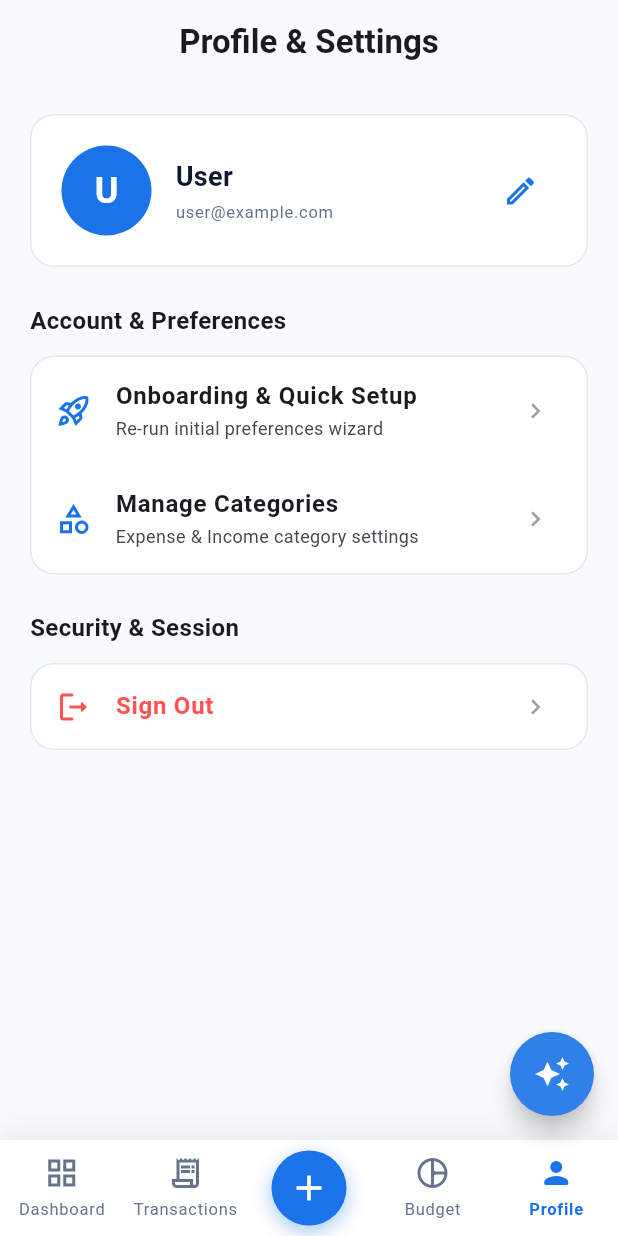
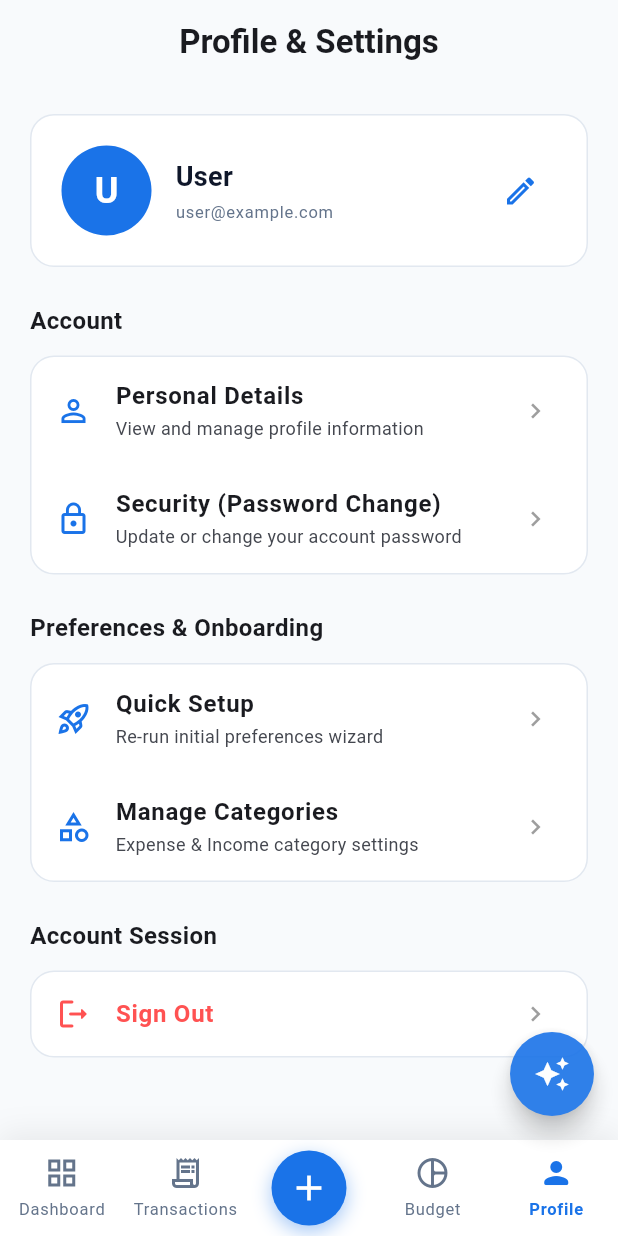
Before and after one commit to wenPen20/Mobile-App-Fintrack-G7, a Flutter app: the ProfileScreen screen opened by its route, on a phone screen of 412 x 824 dp. Run offline on Flutter 3.47's test engine with Material 3 defaults, Android fonts, the phone set to English and light mode, and no system bars; our stand-ins replace device_preview, fl_chart, flutter_riverpod, go_router; network calls fail.

Commit message:
style(profile): add Account section placeholders and update section labels

```diff
--- a/fintrack-mobile/lib/features/profile/screens/profile_screen.dart
+++ b/fintrack-mobile/lib/features/profile/screens/profile_screen.dart
@@ -130,13 +130,41 @@ class ProfileScreen extends ConsumerWidget {
             ),
             const SizedBox(height: 24),
 
-            // Account & Preferences Section
+            // Account Section (Prepared for clickable options)
             _SettingsSection(
-              title: 'Account & Preferences',
+              title: 'Account',
+              children: [
+                _SettingsTile(
+                  icon: Icons.person_outline,
+                  title: 'Personal Details',
+                  subtitle: 'View and manage profile information',
+                  onTap: () {
+                    ScaffoldMessenger.of(context).showSnackBar(
+                      const SnackBar(content: Text('Personal Details screen coming soon')),
+                    );
+                  },
+                ),
+                _SettingsTile(
+                  icon: Icons.lock_outline,
+                  title: 'Security (Password Change)',
+                  subtitle: 'Update or change your account password',
+                  onTap: () {
+                    ScaffoldMessenger.of(context).showSnackBar(
+                      const SnackBar(content: Text('Security & Password Change screen coming soon')),
+                    );
+                  },
+                ),
+              ],
+            ),
+            const SizedBox(height: 24),
+
+            // Preferences & Onboarding Section
+            _SettingsSection(
+              title: 'Preferences & Onboarding',
               children: [
                 _SettingsTile(
                   icon: Icons.rocket_launch_outlined,
-                  title: 'Onboarding & Quick Setup',
+                  title: 'Quick Setup',
                   subtitle: 'Re-run initial preferences wizard',
                   onTap: () => context.push('/onboarding'),
                 ),
@@ -150,9 +178,9 @@ class ProfileScreen extends ConsumerWidget {
             ),
             const SizedBox(height: 24),
 
-            // Security & Session Section
+            // Account Session Section
             _SettingsSection(
-              title: 'Security & Session',
+              title: 'Account Session',
               children: [
                 _SettingsTile(
                   icon: Icons.logout_rounded,
```
